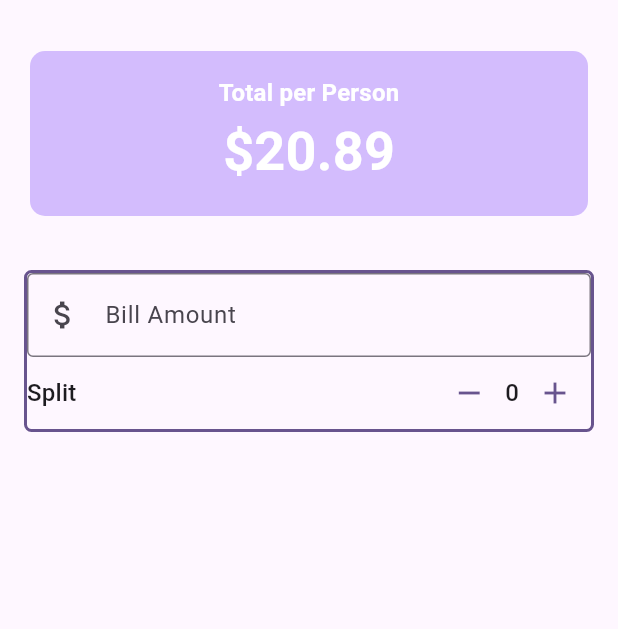
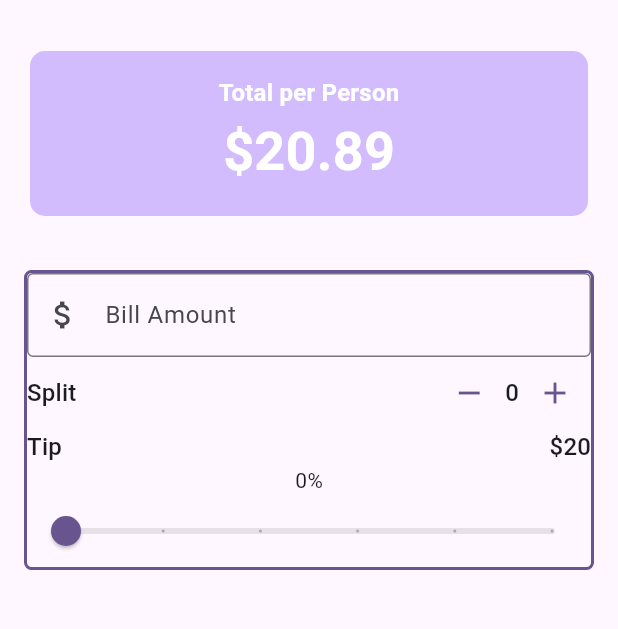
Before and after one commit to aminyous/tipscalcule, a Flutter app: the screen it shows after launch, on a phone screen of 412 x 824 dp, the part 63-692 px from its top. Run offline on Flutter 3.47's test engine with Material 3 defaults, Android fonts, the phone set to English and light mode, and no system bars.

Commit message:
Refactor the slider

```diff
--- a/lib/main.dart
+++ b/lib/main.dart
@@ -1,5 +1,6 @@
 import 'package:flutter/material.dart';
 import 'package:tipscalcul/widgets/person_counter.dart';
+import 'package:tipscalcul/widgets/tip_slider.dart';
 
 void main() {
   runApp(const MyApp());
@@ -30,7 +31,10 @@
 }
 
 class _TipsCalculState extends State<TipsCalcul> {
+
   int _personCount = 0;
+
+  double _tipPercentage = 0;
 
   void increment() {
     setState(() {
@@ -100,7 +104,20 @@
                       print("value $value");
                     },
                   ),
-                  PersonCounter(theme: theme, personCount: _personCount, onDecrement: decrement, onIncrement: increment,)
+                  PersonCounter(theme: theme, personCount: _personCount, onDecrement: decrement, onIncrement: increment,),
+                   Row(
+                    mainAxisAlignment: MainAxisAlignment.spaceBetween,
+                    children: [
+                      Text("Tip", style: theme.textTheme.titleMedium,),
+                      Text("\$20", style: theme.textTheme.titleMedium,),
+                    ],
+                  ),
+                   Text("${(_tipPercentage * 100).round()}%"),
+                  TipSlider(tipPercentage: _tipPercentage, onChanged: (double value) {
+                    setState(() {
+                      _tipPercentage = value;
+                    });
+                   },),
                 ],
               ),
             ),
--- /dev/null
+++ b/lib/widgets/tip_slider.dart
@@ -0,0 +1,30 @@
+import 'package:flutter/material.dart';
+
+class TipSlider extends StatelessWidget {
+  const TipSlider({
+    super.key,
+    required double tipPercentage, required this.onChanged,
+  }) : _tipPercentage = tipPercentage;
+
+  final double _tipPercentage;
+  final ValueChanged<double> onChanged;
+
+  @override
+  Widget build(BuildContext context) {
+    return Slider(
+      value: _tipPercentage,
+      onChanged: onChanged,
+    //   onChanged: (value){
+
+    //   // setState(() {
+    //   //   _tipPercentage = value;
+    //   // });
+
+    // },
+    min: 0,
+    max: 0.5,
+    divisions: 5,
+    label: "${(_tipPercentage * 100).round()}%",
+    );
+  }
+}
```
